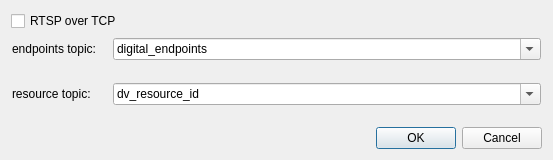
Before: the Qt Designer form iop_rqt_digital_resource_viewer_fkie/src/iop_rqt_digital_resource_viewer_fkie/iop_rqt_digital_resource_viewer_config.ui in fkie/iop_gui, drawn with Qt 5.
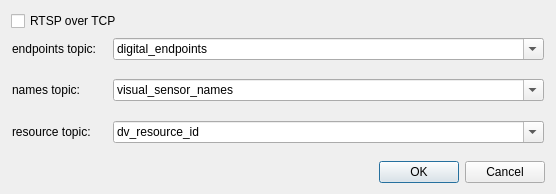
After: the same form once the commit is applied.

Commit message: added discovering for visual sensor names

Diff of the .ui file:
```diff
--- a/iop_rqt_digital_resource_viewer_fkie/src/iop_rqt_digital_resource_viewer_fkie/iop_rqt_digital_resource_viewer_config.ui
+++ b/iop_rqt_digital_resource_viewer_fkie/src/iop_rqt_digital_resource_viewer_fkie/iop_rqt_digital_resource_viewer_config.ui
@@ -6,8 +6,8 @@
    <rect>
     <x>0</x>
     <y>0</y>
-    <width>553</width>
-    <height>160</height>
+    <width>556</width>
+    <height>194</height>
    </rect>
   </property>
   <property name="windowTitle">
@@ -30,24 +30,6 @@
       <property name="margin">
        <number>1</number>
       </property>
-      <item row="0" column="1">
-       <widget class="QComboBox" name="comboBox_endpoints_topic">
-        <property name="sizePolicy">
-         <sizepolicy hsizetype="MinimumExpanding" vsizetype="Fixed">
-          <horstretch>0</horstretch>
-          <verstretch>0</verstretch>
-         </sizepolicy>
-        </property>
-        <property name="editable">
-         <bool>true</bool>
-        </property>
-        <item>
-         <property name="text">
-          <string>digital_endpoints</string>
-         </property>
-        </item>
-       </widget>
-      </item>
       <item row="0" column="0">
        <widget class="QLabel" name="label_2">
         <property name="minimumSize">
@@ -59,6 +41,67 @@
         <property name="text">
          <string>endpoints topic:</string>
         </property>
+       </widget>
+      </item>
+      <item row="0" column="1">
+       <widget class="QComboBox" name="comboBox_endpoints_topic">
+        <property name="sizePolicy">
+         <sizepolicy hsizetype="MinimumExpanding" vsizetype="Fixed">
+          <horstretch>0</horstretch>
+          <verstretch>0</verstretch>
+         </sizepolicy>
+        </property>
+        <property name="editable">
+         <bool>true</bool>
+        </property>
+        <item>
+         <property name="text">
+          <string>digital_endpoints</string>
+         </property>
+        </item>
+       </widget>
+      </item>
+     </layout>
+    </widget>
+   </item>
+   <item>
+    <widget class="QFrame" name="frame_6">
+     <layout class="QFormLayout" name="formLayout_4">
+      <property name="fieldGrowthPolicy">
+       <enum>QFormLayout::ExpandingFieldsGrow</enum>
+      </property>
+      <property name="margin">
+       <number>1</number>
+      </property>
+      <item row="0" column="0">
+       <widget class="QLabel" name="currentNameLabel">
+        <property name="minimumSize">
+         <size>
+          <width>95</width>
+          <height>0</height>
+         </size>
+        </property>
+        <property name="text">
+         <string>names topic: </string>
+        </property>
+       </widget>
+      </item>
+      <item row="0" column="1">
+       <widget class="QComboBox" name="comboBox_name_topic">
+        <property name="sizePolicy">
+         <sizepolicy hsizetype="MinimumExpanding" vsizetype="Fixed">
+          <horstretch>0</horstretch>
+          <verstretch>0</verstretch>
+         </sizepolicy>
+        </property>
+        <property name="editable">
+         <bool>true</bool>
+        </property>
+        <item>
+         <property name="text">
+          <string>visual_sensor_names </string>
+         </property>
+        </item>
        </widget>
       </item>
      </layout>
```
The commit also changes 2 other files.
